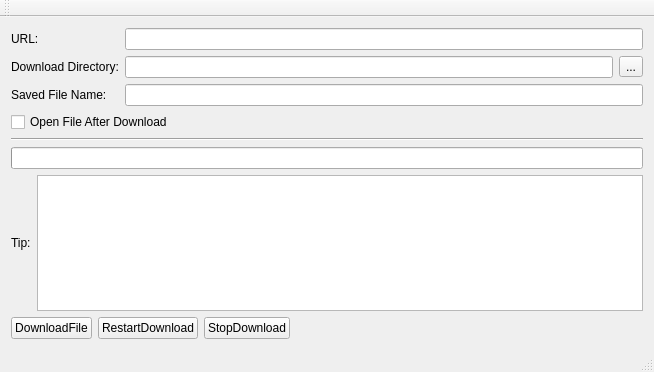
Before: the Qt Designer form ghf/mainwindow.ui in AsteriskZuo/get_http_file, drawn with Qt 5.
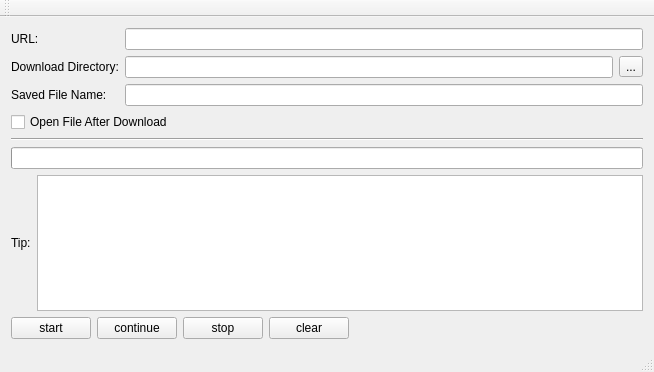
After: the same form once the commit is applied.

Diff of the .ui file:
```diff
--- a/ghf/mainwindow.ui
+++ b/ghf/mainwindow.ui
@@ -109,24 +109,34 @@
     </item>
     <item>
      <layout class="QHBoxLayout" name="horizontalLayout">
-      <item>
-       <widget class="QPushButton" name="pushButton_download_file">
-        <property name="text">
-         <string>DownloadFile</string>
-        </property>
-       </widget>
-      </item>
       <item>
        <widget class="QPushButton" name="pushButton_restart_download">
         <property name="text">
-         <string>RestartDownload</string>
+         <string>start</string>
+        </property>
+       </widget>
+      </item>
+      <item>
+       <widget class="QPushButton" name="pushButton_download_file">
+        <property name="statusTip">
+         <string extracomment="Continue download file. "/>
+        </property>
+        <property name="text">
+         <string>continue</string>
         </property>
        </widget>
       </item>
       <item>
        <widget class="QPushButton" name="pushButton_stop_download">
         <property name="text">
-         <string>StopDownload</string>
+         <string>stop</string>
+        </property>
+       </widget>
+      </item>
+      <item>
+       <widget class="QPushButton" name="pushButton_clear">
+        <property name="text">
+         <string>clear</string>
         </property>
        </widget>
       </item>
```
Left out of the diff: 6 changed lines with no effect on the pictures.
